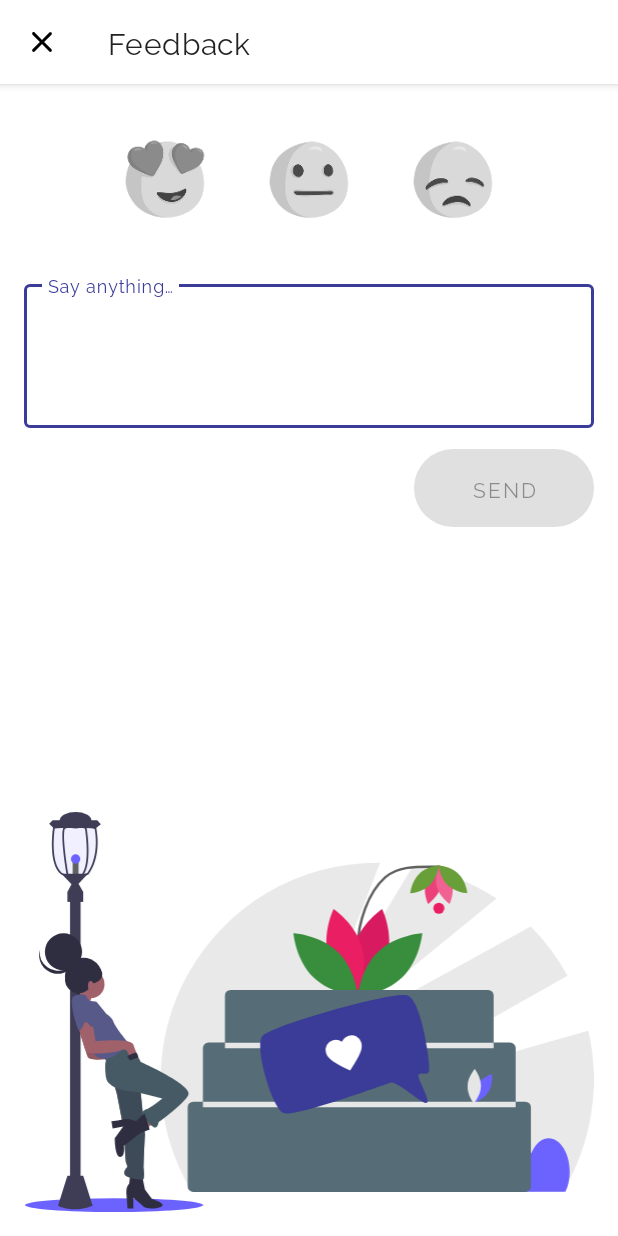
After one commit to aruke/Tatsu, an Android app: the fragment FeedbackDialogFragment placed in its activity, on a phone screen of 412 x 824 dp. The commit adds this screen. Run offline under Robolectric (Android 15) with nearby library versions, the phone set to English and light mode, and no system bars; our stand-ins replace Room's generated code, Timber, data binding, navigation-ui; Roboto replaces fonts that are not available here.

Commit message:
Separates fullscreen dialogs

```diff
--- /dev/null
+++ b/app/src/main/java/org/rionlabs/tatsu/ui/dialog/FeedbackDialogFragment.kt
@@ -0,0 +1,42 @@
+package org.rionlabs.tatsu.ui.dialog
+
+import android.os.Bundle
+import android.view.LayoutInflater
+import android.view.View
+import android.view.ViewGroup
+import androidx.fragment.app.FragmentActivity
+import org.rionlabs.tatsu.R
+import org.rionlabs.tatsu.databinding.DialogFeedbackBinding
+
+class FeedbackDialogFragment : FullScreenDialogFragment() {
+
+    lateinit var binding: DialogFeedbackBinding
+
+    override fun onCreateView(
+        inflater: LayoutInflater,
+        container: ViewGroup?,
+        savedInstanceState: Bundle?
+    ): View? {
+        binding = DialogFeedbackBinding.inflate(inflater, container, false).apply {
+            toolbar.setTitle(R.string.settings_feedback_title)
+            toolbar.setNavigationOnClickListener {
+                dismissAllowingStateLoss()
+            }
+        }
+        return binding.root
+    }
+
+    override fun onViewCreated(view: View, savedInstanceState: Bundle?) {
+        super.onViewCreated(view, savedInstanceState)
+        binding.sendButton.isEnabled = false
+    }
+
+    companion object {
+
+        private const val TAG = "FeedbackDialogFragment"
+
+        fun show(activity: FragmentActivity) {
+            FeedbackDialogFragment().show(activity.supportFragmentManager, TAG)
+        }
+    }
+}
--- /dev/null
+++ b/app/src/main/res/layout/dialog_feedback.xml
@@ -0,0 +1,135 @@
+<?xml version="1.0" encoding="utf-8"?>
+<layout xmlns:android="http://schemas.android.com/apk/res/android"
+    xmlns:app="http://schemas.android.com/apk/res-auto">
+
+    <data>
+
+    </data>
+
+    <androidx.coordinatorlayout.widget.CoordinatorLayout
+        android:layout_width="match_parent"
+        android:layout_height="match_parent">
+
+        <com.google.android.material.appbar.AppBarLayout
+            android:layout_width="match_parent"
+            android:layout_height="wrap_content">
+
+            <androidx.appcompat.widget.Toolbar
+                android:id="@+id/toolbar"
+                android:layout_width="match_parent"
+                android:layout_height="?attr/actionBarSize"
+                app:navigationIcon="@drawable/ic_close" />
+
+        </com.google.android.material.appbar.AppBarLayout>
+
+        <androidx.core.widget.NestedScrollView
+            android:layout_width="match_parent"
+            android:layout_height="match_parent"
+            android:fillViewport="true"
+            app:layout_behavior="@string/appbar_scrolling_view_behavior">
+
+            <androidx.constraintlayout.widget.ConstraintLayout
+                android:layout_width="match_parent"
+                android:layout_height="wrap_content"
+                android:orientation="vertical"
+                android:padding="16dp">
+
+                <RadioGroup
+                    android:id="@+id/feelingGroup"
+                    android:layout_width="match_parent"
+                    android:layout_height="wrap_content"
+                    android:gravity="center"
+                    android:orientation="horizontal"
+                    app:layout_constraintEnd_toEndOf="parent"
+                    app:layout_constraintStart_toStartOf="parent"
+                    app:layout_constraintTop_toTopOf="parent">
+
+                    <com.google.android.material.radiobutton.MaterialRadioButton
+                        style="@style/FeedbackSentimentRadioStyle"
+                        android:layout_width="wrap_content"
+                        android:layout_height="wrap_content"
+                        android:layout_margin="8dp"
+                        android:background="@drawable/mood_selector_happy"
+                        android:button="@null" />
+
+                    <com.google.android.material.radiobutton.MaterialRadioButton
+                        style="@style/FeedbackSentimentRadioStyle"
+                        android:layout_width="wrap_content"
+                        android:layout_height="wrap_content"
+                        android:background="@drawable/mood_selector_neutral"
+                        android:button="@null"
+                        android:buttonTint="@null" />
+
+                    <com.google.android.material.radiobutton.MaterialRadioButton
+                        style="@style/FeedbackSentimentRadioStyle"
+                        android:layout_width="wrap_content"
+                        android:layout_height="wrap_content"
+                        android:background="@drawable/mood_selector_disappointed"
+                        android:button="@null"
+                        android:buttonTint="@null" />
+
+                </RadioGroup>
+
+                <com.google.android.material.textfield.TextInputLayout
+                    android:id="@+id/inputLayout"
+                    android:layout_width="0dp"
+                    android:layout_height="wrap_content"
+                    android:layout_marginTop="16dp"
+                    android:layout_marginBottom="16dp"
+                    app:layout_constraintEnd_toEndOf="parent"
+                    app:layout_constraintStart_toStartOf="parent"
+                    app:layout_constraintTop_toBottomOf="@id/feelingGroup"
+                    app:shapeAppearance="@style/ShapeAppearance.AppTheme.Medium">
+
+                    <com.google.android.material.textfield.TextInputEditText
+                        android:layout_width="match_parent"
+                        android:layout_height="wrap_content"
+                        android:gravity="top"
+                        android:hint="@string/feedback_hint"
+                        android:imeOptions="actionDone"
+                        android:inputType="text|textMultiLine|textCapSentences|textAutoCorrect"
+                        android:minLines="3"
+                        android:singleLine="false" />
+
+                </com.google.android.material.textfield.TextInputLayout>
+
+                <com.google.android.material.button.MaterialButton
+                    android:id="@+id/sendButton"
+                    android:layout_width="wrap_content"
+                    android:layout_height="wrap_content"
+                    android:layout_marginTop="8dp"
+                    android:layout_marginBottom="8dp"
+                    android:minWidth="120dp"
+                    android:padding="16dp"
+                    android:text="@string/send"
+                    app:cornerRadius="32dp"
+                    app:layout_constraintEnd_toEndOf="parent"
+                    app:layout_constraintTop_toBottomOf="@id/inputLayout" />
+
+                <androidx.constraintlayout.widget.Barrier
+                    android:id="@+id/barrier"
+                    android:layout_width="0dp"
+                    android:layout_height="0dp"
+                    app:barrierDirection="bottom"
+                    app:constraint_referenced_ids="sendButton" />
+
+                <ImageView
+                    android:layout_width="0dp"
+                    android:layout_height="wrap_content"
+                    android:adjustViewBounds="true"
+                    android:contentDescription="@null"
+                    android:maxWidth="512dp"
+                    android:scaleType="centerInside"
+                    android:src="@drawable/undraw_review"
+                    app:layout_constraintBottom_toBottomOf="parent"
+                    app:layout_constraintEnd_toEndOf="parent"
+                    app:layout_constraintStart_toStartOf="parent"
+                    app:layout_constraintTop_toBottomOf="@id/barrier"
+                    app:layout_constraintVertical_bias="1.0" />
+
+            </androidx.constraintlayout.widget.ConstraintLayout>
+
+        </androidx.core.widget.NestedScrollView>
+
+    </androidx.coordinatorlayout.widget.CoordinatorLayout>
+</layout>
--- a/app/src/main/res/values/strings.xml
+++ b/app/src/main/res/values/strings.xml
@@ -120,7 +120,6 @@
     <string name="send">Send</string>
 
     <string name="title_version">Version</string>
-    <string name="text_version">0.0.1</string>
     <string name="licences">Licences</string>
 
     <!-- Licences -->
```
Also changed, not shown: app/src/main/java/org/rionlabs/tatsu/ui/dialog/AboutDialogFragment.kt (added, +39 -0 lines), app/src/main/java/org/rionlabs/tatsu/ui/dialog/FullScreenDialogFragment.kt (+2 -48 lines), app/src/main/java/org/rionlabs/tatsu/ui/screen/main/settings/SettingsFragment.kt (+4 -11 lines), app/src/main/res/layout/dialog_about.xml (added, +110 -0 lines), app/src/main/res/layout/dialog_fullscreen.xml (deleted, +0 -25 lines), app/src/main/res/layout/layout_about.xml (deleted, +0 -75 lines), app/src/main/res/layout/layout_feedback.xml (deleted, +0 -115 lines).
